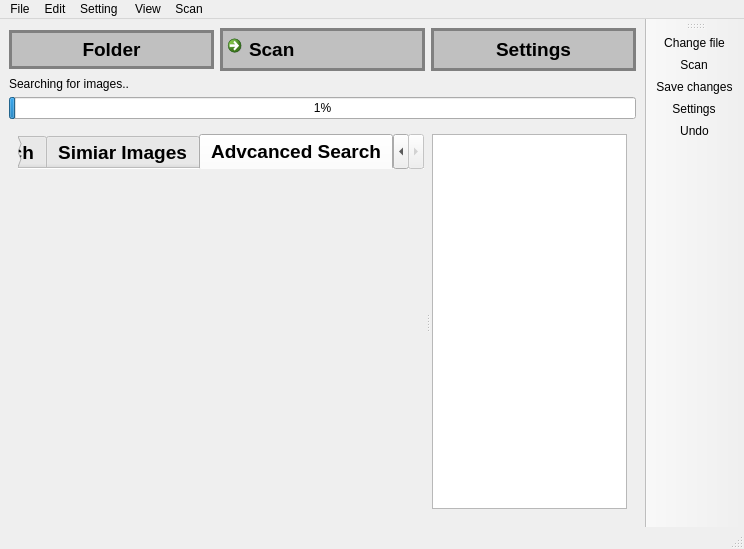
The window that mainwindow.ui (Effi-S/Image-Organizer) describes before a commit, drawn with Qt 5.
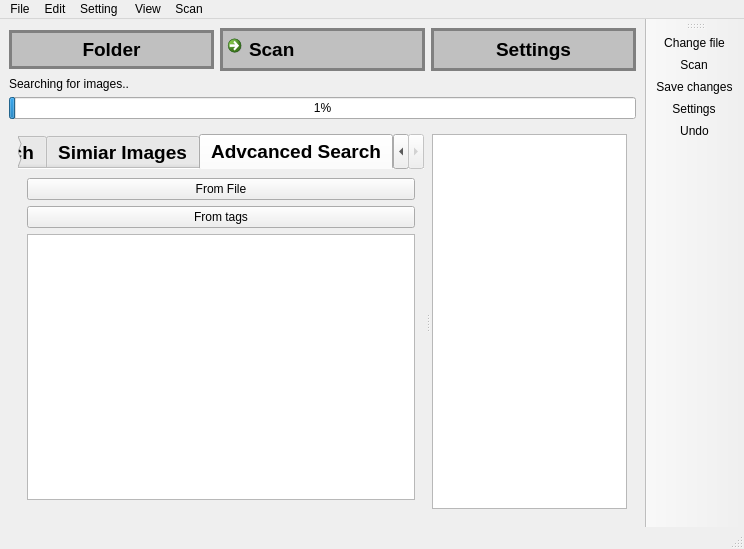
The same window after the commit. The open tabs and pages were chosen to show the change. Icons and pictures are not drawn. Custom widgets are drawn as their Qt base class.

Diff of the .ui file:
```diff
--- a/mainwindow.ui
+++ b/mainwindow.ui
@@ -245,6 +245,25 @@
            <attribute name="title">
             <string>Advcanced Search</string>
            </attribute>
+           <layout class="QVBoxLayout" name="verticalLayout">
+            <item>
+             <widget class="QPushButton" name="pushButton_3">
+              <property name="text">
+               <string>From File</string>
+              </property>
+             </widget>
+            </item>
+            <item>
+             <widget class="QPushButton" name="pushButton_2">
+              <property name="text">
+               <string>From tags</string>
+              </property>
+             </widget>
+            </item>
+            <item>
+             <widget class="QListWidget" name="listWidget"/>
+            </item>
+           </layout>
           </widget>
          </widget>
          <widget class="MyTreeView" name="treeView">
```
Left out of the diff: 136 changed lines with no effect on the pictures.
